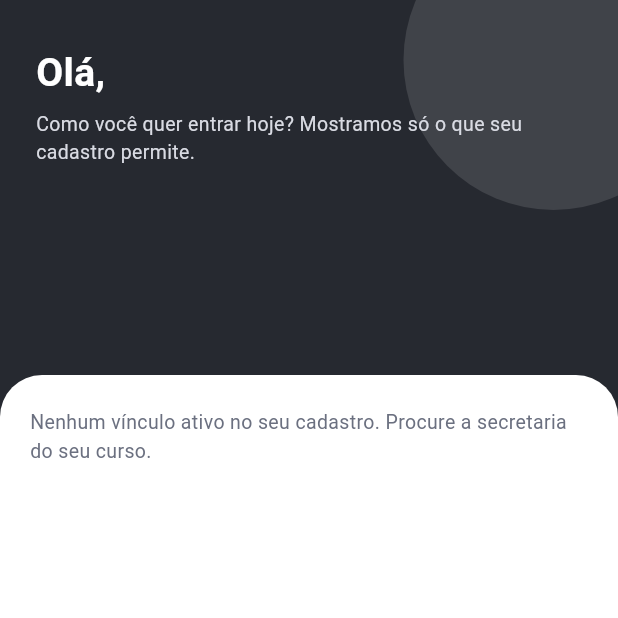
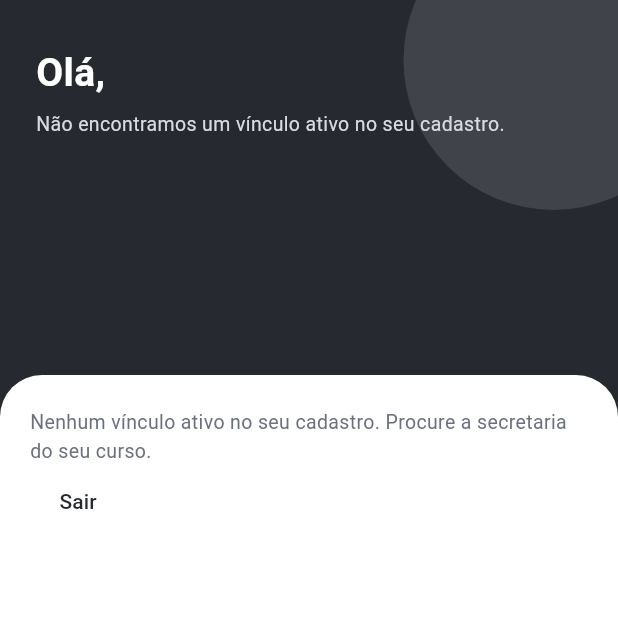
Before and after one commit to Khalil-Ravikson/Sig_mobile, a Flutter app: the VinculoPage screen opened directly with empty values, on a phone screen of 412 x 824 dp, the top half of it. Run offline on Flutter 3.47's test engine with Material 3 defaults, Android fonts, the phone set to English and light mode, and no system bars; our stand-ins replace dio, flutter_riverpod, flutter_secure_storage, freezed_annotation, go_router, riverpod_annotation; accounts and stored records are empty; generated files the repository leaves out were written again.

Commit message:
feat: troca do token ao escolher o vinculo (POST /auth/vinculo)
Escolher o vinculo troca o token temporario pelo definitivo e o guarda;
so entao a Home abre. Com um so vinculo a escolha e automatica, com
carregando, erro e tentar de novo. Sair apaga o token. Texto proprio na
tela de quem nao tem vinculo.

Co-Authored-By: Claude Sonnet 5.5 <noreply@anthropic.com>

```diff
--- a/lib/app_router.dart
+++ b/lib/app_router.dart
@@ -49,8 +49,6 @@ final routerProvider = Provider<GoRouter>((ref) {
           return VinculoPage(
             resultado: login,
             onSair: () => ref.read(sessaoProvider.notifier).sair(),
-            onEscolher: (v) =>
-                ref.read(sessaoProvider.notifier).escolherVinculo(v),
           );
         },
       ),
--- a/lib/features/auth/domain/auth_repository.dart
+++ b/lib/features/auth/domain/auth_repository.dart
@@ -6,4 +6,13 @@ abstract interface class AuthRepository {
     required String cpf,
     required String senha,
   });
+
+  /// Troca o token temporário pelo definitivo do vínculo e o guarda.
+  Future<Result<void>> escolherVinculo({
+    required int vinculoId,
+    required String tokenTemporario,
+  });
+
+  /// Apaga o token guardado.
+  Future<void> sair();
 }
--- a/lib/features/auth/presentation/auth_providers.dart
+++ b/lib/features/auth/presentation/auth_providers.dart
@@ -1,10 +1,14 @@
 import 'package:flutter_riverpod/flutter_riverpod.dart';
 
 import '../../../core/network/dio_provider.dart';
+import '../../../core/storage/token_store.dart';
 import '../data/auth_api.dart';
 import '../data/auth_repository_impl.dart';
 import '../domain/auth_repository.dart';
 
 final authRepositoryProvider = Provider<AuthRepository>(
-  (ref) => AuthRepositoryImpl(AuthApi(ref.watch(dioProvider))),
+  (ref) => AuthRepositoryImpl(
+    AuthApi(ref.watch(dioProvider)),
+    ref.watch(tokenStoreProvider),
+  ),
 );
--- a/lib/features/auth/presentation/sessao_provider.dart
+++ b/lib/features/auth/presentation/sessao_provider.dart
@@ -3,17 +3,16 @@ import 'package:flutter_riverpod/flutter_riverpod.dart';
 import '../domain/resultado_login.dart';
 import '../domain/sessao.dart';
 import '../domain/vinculo.dart';
+import 'auth_providers.dart';
 
 class SessaoNotifier extends Notifier<Sessao> {
   @override
   Sessao build() => Sessao.vazia;
 
-  /// Com um só vínculo, ele já fica escolhido e a tela de escolha é pulada.
+  /// Marca o login. O vínculo só fica escolhido depois que o token
+  /// definitivo chega (ver `EscolhaVinculoViewModel`).
   void entrou(ResultadoLogin login) {
-    state = Sessao(
-      login: login,
-      vinculo: login.vinculos.length == 1 ? login.vinculos.single : null,
-    );
+    state = Sessao(login: login);
   }
 
   void escolherVinculo(Vinculo vinculo) {
@@ -24,7 +23,9 @@ class SessaoNotifier extends Notifier<Sessao> {
     state = Sessao(login: state.login);
   }
 
-  void sair() {
+  /// Apaga o token guardado e limpa a sessão.
+  Future<void> sair() async {
+    await ref.read(authRepositoryProvider).sair();
     state = Sessao.vazia;
   }
 }
--- a/lib/features/auth/presentation/vinculo_page.dart
+++ b/lib/features/auth/presentation/vinculo_page.dart
@@ -1,32 +1,58 @@
 import 'package:flutter/material.dart';
+import 'package:flutter_riverpod/flutter_riverpod.dart';
 
+import '../../../core/error/app_error.dart';
 import '../../../core/theme/app_colors.dart';
 import '../domain/resultado_login.dart';
 import '../domain/vinculo.dart';
+import 'escolha_vinculo_view_model.dart';
 import 'widgets/cartao_vinculo.dart';
 
 /// Escolha do vínculo depois do login (Figma ACE-02, proposta A).
-/// Só aparece quando a pessoa tem mais de um vínculo.
-class VinculoPage extends StatelessWidget {
-  const VinculoPage({
-    super.key,
-    required this.resultado,
-    required this.onEscolher,
-    this.onSair,
-  });
+/// Com um só vínculo, ele é escolhido sozinho e a lista nem aparece.
+class VinculoPage extends ConsumerStatefulWidget {
+  const VinculoPage({super.key, required this.resultado, required this.onSair});
 
   final ResultadoLogin resultado;
-  final ValueChanged<Vinculo> onEscolher;
 
-  /// Saída para quem não tem vínculo nenhum e não teria como voltar.
-  final VoidCallback? onSair;
+  /// Saída para quem não tem vínculo ou não consegue entrar.
+  final VoidCallback onSair;
 
+  @override
+  ConsumerState<VinculoPage> createState() => _VinculoPageState();
+}
+
+class _VinculoPageState extends ConsumerState<VinculoPage> {
   static const _alturaHero = 250.0;
+
+  bool get _unico => widget.resultado.vinculos.length == 1;
+
+  @override
+  void initState() {
+    super.initState();
+    if (_unico) {
+      WidgetsBinding.instance.addPostFrameCallback((_) {
+        if (mounted) _escolher(widget.resultado.vinculos.single);
+      });
+    }
+  }
+
+  void _escolher(Vinculo vinculo) {
+    ref.read(escolhaVinculoViewModelProvider.notifier).escolher(vinculo);
+  }
 
   @override
   Widget build(BuildContext context) {
     final topo = MediaQuery.paddingOf(context).top;
+    final resultado = widget.resultado;
     final primeiroNome = resultado.nome.split(' ').first;
+
+    final estado = ref.watch(escolhaVinculoViewModelProvider);
+    final erro = estado.hasError && estado.error is AppError
+        ? estado.error! as AppError
+        : null;
+    // Com um só vínculo a escolha é automática: carregando até dar erro.
+    final carregando = estado.isLoading || (_unico && erro == null);
 
     return Scaffold(
       backgroundColor: AppColors.tinta,
@@ -69,10 +95,13 @@ class VinculoPage extends StatelessWidget {
                               ),
                             ),
                             const SizedBox(height: 6),
-                            const Text(
-                              'Como você quer entrar hoje? Mostramos só o que '
-                              'seu cadastro permite.',
-                              style: TextStyle(
+                            Text(
+                              resultado.vinculos.isEmpty
+                                  ? 'Não encontramos um vínculo ativo no seu '
+                                        'cadastro.'
+                                  : 'Como você quer entrar hoje? Mostramos só '
+                                        'o que seu cadastro permite.',
+                              style: const TextStyle(
                                 fontSize: 13,
                                 color: AppColors.borda,
                               ),
@@ -95,34 +124,36 @@ class VinculoPage extends StatelessWidget {
                       top: Radius.circular(28),
                     ),
                   ),
-                  child: resultado.vinculos.isEmpty
-                      ? Column(
+                  child: carregando
+                      ? const _Entrando()
+                      : resultado.vinculos.isEmpty
+                      ? _SemVinculo(onSair: widget.onSair)
+                      : Column(
                           crossAxisAlignment: CrossAxisAlignment.start,
                           children: [
-                            const Text(
-                              'Nenhum vínculo ativo no seu cadastro. '
-                              'Procure a secretaria do seu curso.',
-                              style: TextStyle(
-                                fontSize: 13,
-                                color: AppColors.textoSecundario,
+                            if (erro != null) ...[
+                              Text(
+                                erro.mensagem,
+                                style: const TextStyle(
+                                  fontSize: 12,
+                                  fontWeight: FontWeight.w600,
+                                  color: AppColors.erro,
+                                ),
                               ),
-                            ),
-                            if (onSair != null)
-                              TextButton(
-                                onPressed: onSair,
-                                child: const Text('Sair'),
-                              ),
-                          ],
-                        )
-                      : Column(
-                          children: [
+                              const SizedBox(height: 10),
+                            ],
                             for (final v in resultado.vinculos) ...[
                               CartaoVinculo(
                                 vinculo: v,
-                                onTap: () => onEscolher(v),
+                                onTap: () => _escolher(v),
                               ),
                               const SizedBox(height: 10),
                             ],
+                            if (erro != null)
+                              TextButton(
+                                onPressed: widget.onSair,
+                                child: const Text('Sair'),
+                              ),
                           ],
                         ),
                 ),
@@ -134,3 +165,50 @@ class VinculoPage extends StatelessWidget {
     );
   }
 }
+
+class _Entrando extends StatelessWidget {
+  const _Entrando();
+
+  @override
+  Widget build(BuildContext context) {
+    return const Padding(
+      padding: EdgeInsets.symmetric(vertical: 24),
+      child: Center(
+        child: Column(
+          children: [
+            SizedBox.square(
+              dimension: 24,
+              child: CircularProgressIndicator(strokeWidth: 2.5),
+            ),
+            SizedBox(height: 12),
+            Text(
+              'Entrando…',
+              style: TextStyle(fontSize: 13, color: AppColors.textoSecundario),
+            ),
+          ],
+        ),
+      ),
+    );
+  }
+}
+
+class _SemVinculo extends StatelessWidget {
+  const _SemVinculo({required this.onSair});
+
+  final VoidCallback onSair;
+
+  @override
+  Widget build(BuildContext context) {
+    return Column(
+      crossAxisAlignment: CrossAxisAlignment.start,
+      children: [
+        const Text(
+          'Nenhum vínculo ativo no seu cadastro. '
+          'Procure a secretaria do seu curso.',
+          style: TextStyle(fontSize: 13, color: AppColors.textoSecundario),
+        ),
+        TextButton(onPressed: onSair, child: const Text('Sair')),
+      ],
+    );
+  }
+}
```
Also changed, not shown: lib/features/auth/data/auth_api.dart (+14 -0 lines), lib/features/auth/data/auth_repository_impl.dart (+30 -1 lines), lib/features/auth/data/vinculo_dto.dart (added, +16 -0 lines), lib/features/auth/presentation/escolha_vinculo_view_model.dart (added, +40 -0 lines), 6 other files.
